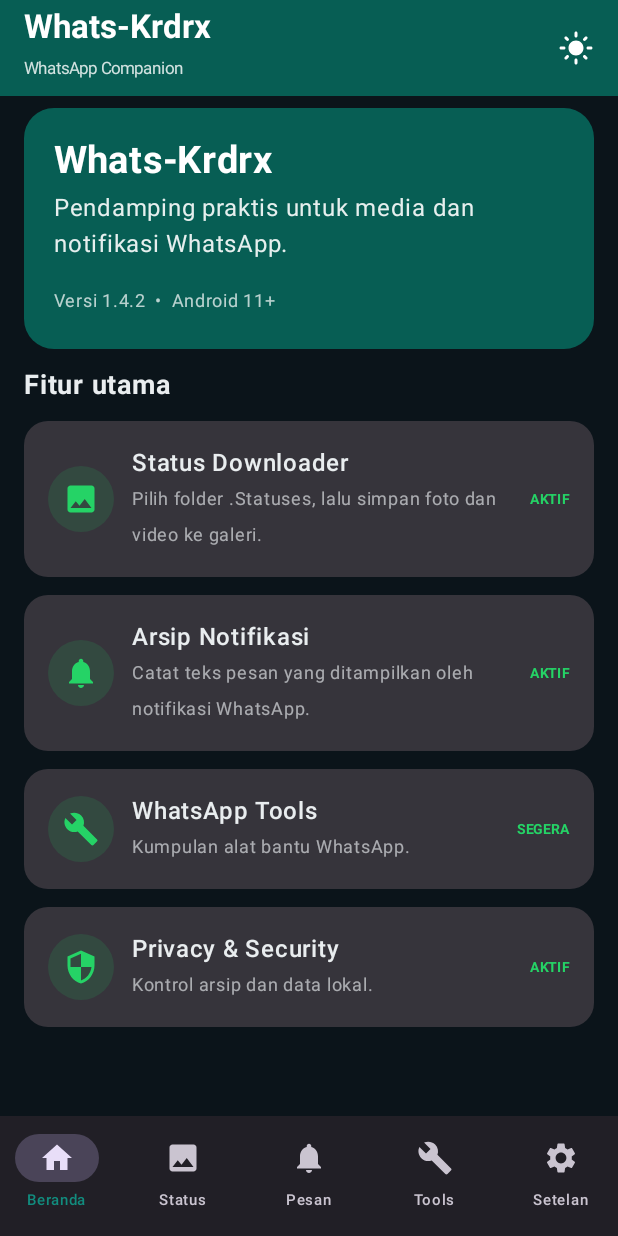
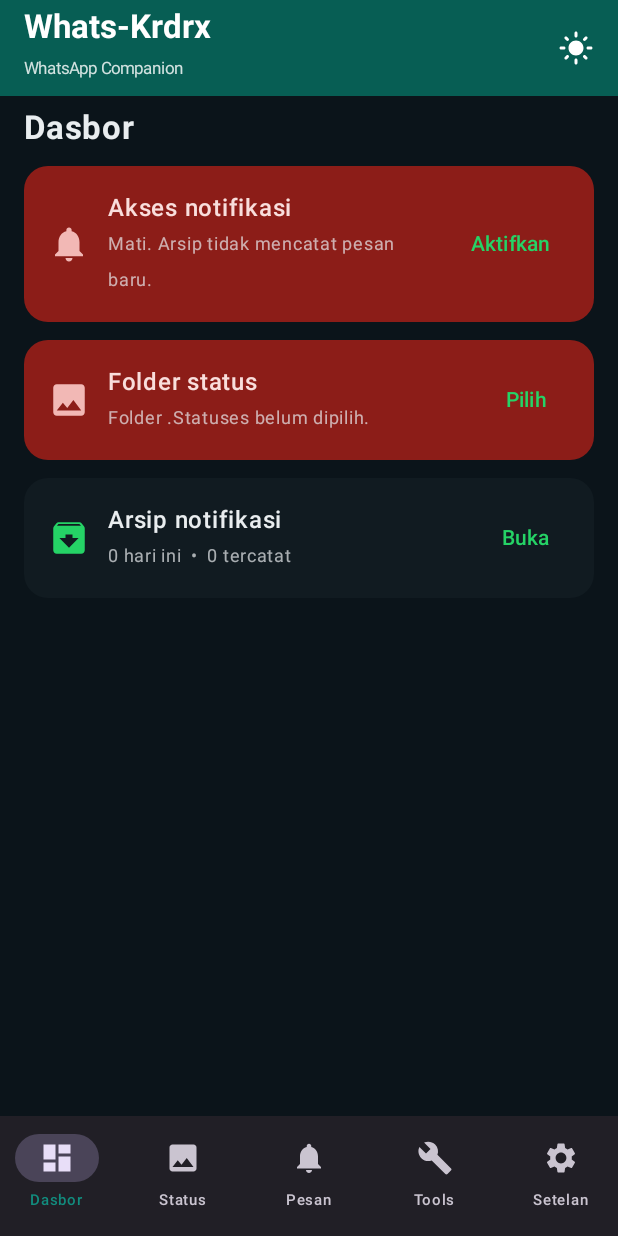
Before and after one commit to midasoversea/Whats-Krdrx, an Android app built with Jetpack Compose: the screen it shows after launch (MainActivity), on a phone screen of 412 x 824 dp. Run offline under Robolectric (Android 15) with nearby library versions, the phone set to English and light mode, and no system bars.

Commit message:
Add files via upload

```diff
--- a/app/src/main/java/com/whats/krdrx/MainActivity.kt
+++ b/app/src/main/java/com/whats/krdrx/MainActivity.kt
@@ -99,26 +99,18 @@ private fun WhatsKrdrxTheme(darkMode: Boolean, content: @Composable () -> Unit)
     MaterialTheme(colorScheme = scheme, content = content)
 }
 
-private data class Feature(val title: String, val description: String, val icon: ImageVector, val status: String = "AKTIF")
-
 @OptIn(ExperimentalMaterial3Api::class)
 @Composable
 private fun WhatsKrdrxApp(darkMode: Boolean, onToggleTheme: () -> Unit) {
     var tab by rememberSaveable { mutableIntStateOf(0) }
     val tabs = listOf(
-        Triple(Icons.Default.Home, "Beranda", "Home"),
+        Triple(Icons.Default.Dashboard, "Dasbor", "Dasbor"),
         Triple(Icons.Default.Image, "Status", "Status"),
         Triple(Icons.Default.Notifications, "Pesan", "Pesan"),
         Triple(Icons.Default.Build, "Tools", "Tools"),
         Triple(Icons.Default.Settings, "Setelan", "Settings")
     )
     BackHandler(enabled = tab != 0) { tab = 0 }
-    val features = listOf(
-        Feature("Status Downloader", "Pilih folder .Statuses, lalu simpan foto dan video ke galeri.", Icons.Default.Image),
-        Feature("Arsip Notifikasi", "Catat teks pesan yang ditampilkan oleh notifikasi WhatsApp.", Icons.Default.Notifications),
-        Feature("WhatsApp Tools", "Kumpulan alat bantu WhatsApp.", Icons.Default.Build, "SEGERA"),
-        Feature("Privacy & Security", "Kontrol arsip dan data lokal.", Icons.Default.Security)
-    )
     Scaffold(
         topBar = {
             TopAppBar(
@@ -154,7 +146,7 @@ private fun WhatsKrdrxApp(darkMode: Boolean, onToggleTheme: () -> Unit) {
         }
     ) { padding ->
         when (tab) {
-            0 -> HomeScreen(features, Modifier.padding(padding))
+            0 -> DashboardScreen(onOpenTab = { tab = it }, modifier = Modifier.padding(padding))
             1 -> StatusDownloaderScreen(Modifier.padding(padding))
             2 -> NotificationArchiveScreen(Modifier.padding(padding))
             3 -> SimpleScreen("WhatsApp Tools", "Modul alat bantu tambahan akan dikembangkan setelah dua fitur utama stabil.", Modifier.padding(padding))
@@ -163,42 +155,152 @@ private fun WhatsKrdrxApp(darkMode: Boolean, onToggleTheme: () -> Unit) {
     }
 }
 
+private data class DashboardState(
+    val loaded: Boolean = false,
+    val accessEnabled: Boolean = false,
+    val treeSelected: Boolean = false,
+    val folderError: Boolean = false,
+    val statusTotal: Int = 0,
+    val statusUnsaved: Int = 0,
+    val archiveToday: Int = 0,
+    val archiveTotal: Int = 0
+)
+
+private fun loadDashboard(context: Context): DashboardState {
+    val access = isNotificationAccessEnabled(context)
+    val tree = StatusStorage.savedTree(context)
+    var total = 0
+    var unsaved = 0
+    var folderError = false
+    if (tree != null) {
+        runCatching { StatusStorage.list(context, tree) }
+            .onSuccess { list ->
+                total = list.size
+                unsaved = list.count { !StatusStorage.isSaved(context, it) }
+            }
+            .onFailure { folderError = true }
+    }
+    val rows = runCatching { NotificationArchiveDb(context).use { it.all() } }
+        .getOrDefault(emptyList())
+    val startOfDay = java.util.Calendar.getInstance().apply {
+        set(java.util.Calendar.HOUR_OF_DAY, 0)
+        set(java.util.Calendar.MINUTE, 0)
+        set(java.util.Calendar.SECOND, 0)
+        set(java.util.Calendar.MILLISECOND, 0)
+    }.timeInMillis
+    return DashboardState(
+        loaded = true,
+        accessEnabled = access,
+        treeSelected = tree != null,
+        folderError = folderError,
+        statusTotal = total,
+        statusUnsaved = unsaved,
+        archiveToday = rows.count { it.receivedAt >= startOfDay },
+        archiveTotal = rows.size
+    )
+}
+
 @Composable
-private fun HomeScreen(features: List<Feature>, modifier: Modifier = Modifier) {
+private fun DashboardScreen(onOpenTab: (Int) -> Unit, modifier: Modifier = Modifier) {
+    val context = LocalContext.current
+    val activity = context as? ComponentActivity
+    var state by remember { mutableStateOf(DashboardState()) }
+    var refreshKey by remember { mutableIntStateOf(0) }
+
+    DisposableEffect(activity) {
+        val observer = androidx.lifecycle.LifecycleEventObserver { _, event ->
+            if (event == androidx.lifecycle.Lifecycle.Event.ON_RESUME) refreshKey++
+        }
+        activity?.lifecycle?.addObserver(observer)
+        onDispose { activity?.lifecycle?.removeObserver(observer) }
+    }
+    LaunchedEffect(refreshKey) {
+        state = withContext(Dispatchers.IO) { loadDashboard(context) }
+    }
+
     LazyColumn(
         modifier = modifier.fillMaxSize().padding(horizontal = 16.dp),
         verticalArrangement = Arrangement.spacedBy(12.dp)
     ) {
         item {
             Spacer(Modifier.height(8.dp))
-            Surface(Modifier.fillMaxWidth(), shape = RoundedCornerShape(20.dp), color = DarkGreen) {
-                Column(Modifier.padding(20.dp)) {
-                    Text("Whats-Krdrx", color = Color.White, fontSize = 25.sp, fontWeight = FontWeight.Bold)
-                    Spacer(Modifier.height(5.dp))
-                    Text("Pendamping praktis untuk media dan notifikasi WhatsApp.", color = Color.White.copy(alpha = 0.9f))
-                    Spacer(Modifier.height(14.dp))
-                    Text("Versi 1.4.2  •  Android 11+", color = Color.White.copy(alpha = 0.72f), fontSize = 12.sp)
-                }
+            Text("Dasbor", fontSize = 22.sp, fontWeight = FontWeight.Bold)
+            if (!state.loaded) {
+                Spacer(Modifier.height(8.dp))
+                LinearProgressIndicator(Modifier.fillMaxWidth())
             }
         }
         item {
-            Text("Fitur utama", fontSize = 18.sp, fontWeight = FontWeight.Bold)
+            DashboardCard(
+                icon = Icons.Default.Notifications,
+                title = "Akses notifikasi",
+                detail = if (state.accessEnabled) "Aktif. Pesan baru dicatat ke arsip."
+                else "Mati. Arsip tidak mencatat pesan baru.",
+                ok = state.accessEnabled,
+                actionLabel = if (state.accessEnabled) "Periksa" else "Aktifkan",
+                onAction = { context.startActivity(Intent(Settings.ACTION_NOTIFICATION_LISTENER_SETTINGS)) }
+            )
         }
-        items(features) { feature ->
-            Card(Modifier.fillMaxWidth(), shape = RoundedCornerShape(16.dp)) {
-                Row(Modifier.padding(16.dp), verticalAlignment = Alignment.CenterVertically) {
-                    Surface(shape = CircleShape, color = MaterialTheme.colorScheme.primary.copy(alpha = 0.13f), modifier = Modifier.size(44.dp)) {
-                        Icon(feature.icon, null, tint = MaterialTheme.colorScheme.primary, modifier = Modifier.padding(10.dp))
-                    }
-                    Column(Modifier.weight(1f).padding(horizontal = 12.dp)) {
-                        Text(feature.title, fontWeight = FontWeight.SemiBold)
-                        Text(feature.description, fontSize = 12.sp, color = MaterialTheme.colorScheme.onSurface.copy(alpha = 0.65f))
-                    }
-                    Text(feature.status, color = MaterialTheme.colorScheme.primary, fontSize = 9.sp, fontWeight = FontWeight.Bold)
-                }
-            }
+        item {
+            DashboardCard(
+                icon = Icons.Default.Image,
+                title = "Folder status",
+                detail = when {
+                    !state.treeSelected -> "Folder .Statuses belum dipilih."
+                    state.folderError -> "Folder tidak dapat dibaca. Pilih ulang."
+                    state.statusTotal == 0 -> "Tidak ada status ditemukan."
+                    else -> "${state.statusTotal} status, ${state.statusUnsaved} belum disimpan."
+                },
+                ok = state.treeSelected && !state.folderError,
+                actionLabel = if (state.treeSelected && !state.folderError) "Buka" else "Pilih",
+                onAction = { onOpenTab(1) }
+            )
+        }
+        item {
+            DashboardCard(
+                icon = Icons.Default.Archive,
+                title = "Arsip notifikasi",
+                detail = "${state.archiveToday} hari ini  •  ${state.archiveTotal} tercatat",
+                ok = true,
+                actionLabel = "Buka",
+                onAction = { onOpenTab(2) }
+            )
         }
         item { Spacer(Modifier.height(10.dp)) }
+    }
+}
+
+@Composable
+private fun DashboardCard(
+    icon: ImageVector,
+    title: String,
+    detail: String,
+    ok: Boolean,
+    actionLabel: String,
+    onAction: () -> Unit
+) {
+    Card(
+        Modifier.fillMaxWidth(),
+        shape = RoundedCornerShape(16.dp),
+        colors = CardDefaults.cardColors(
+            containerColor = if (ok) MaterialTheme.colorScheme.surface
+            else MaterialTheme.colorScheme.errorContainer
+        )
+    ) {
+        Row(Modifier.padding(16.dp), verticalAlignment = Alignment.CenterVertically) {
+            Icon(
+                icon, null, modifier = Modifier.size(28.dp),
+                tint = if (ok) MaterialTheme.colorScheme.primary else MaterialTheme.colorScheme.error
+            )
+            Column(Modifier.weight(1f).padding(horizontal = 12.dp)) {
+                Text(title, fontWeight = FontWeight.SemiBold)
+                Text(
+                    detail, fontSize = 12.sp,
+                    color = MaterialTheme.colorScheme.onSurface.copy(alpha = 0.7f)
+                )
+            }
+            TextButton(onClick = onAction) { Text(actionLabel) }
+        }
     }
 }
 
```
